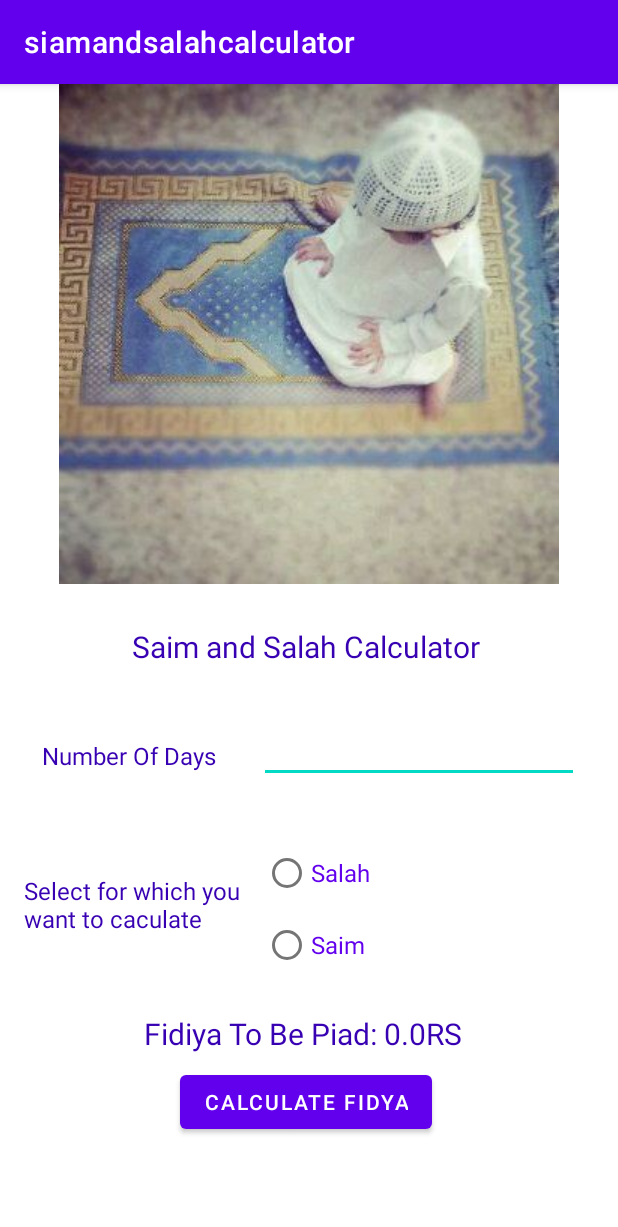
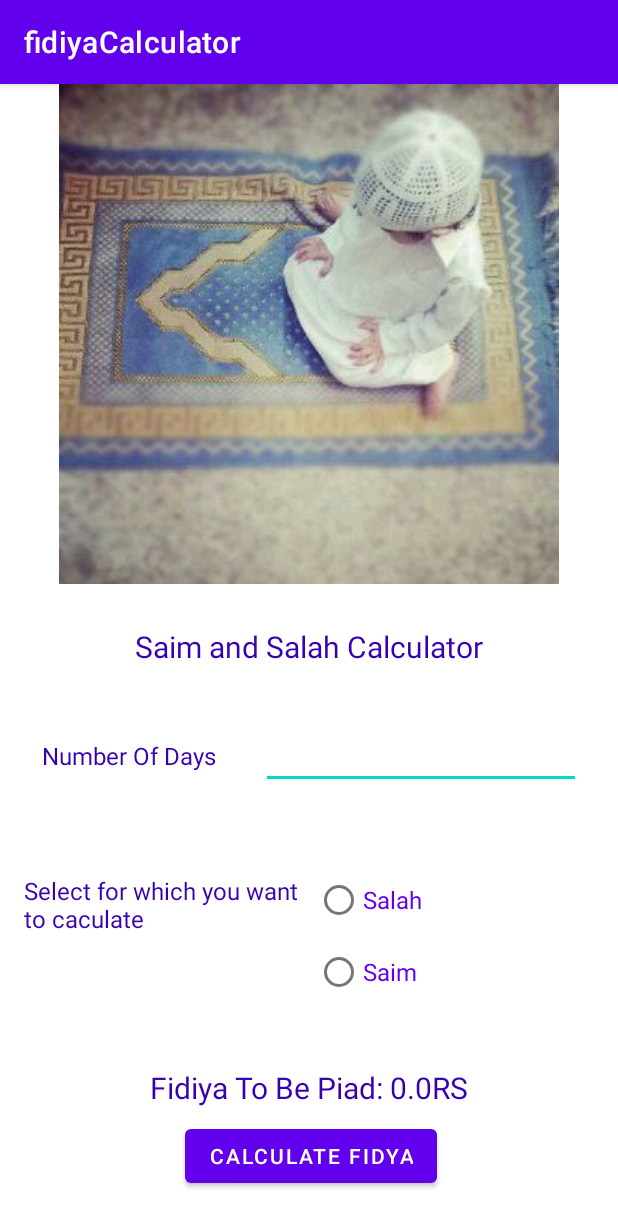
Before and after one commit to iqrasarwar/siamandsalahcalculator, an Android app: the screen it shows after launch (MainActivity), on a phone screen of 412 x 824 dp. Shown: the top 1227 px of the screen. Run offline under Robolectric (Android 15) with nearby library versions, the phone set to English and light mode, and no system bars.

Commit message:
final commit

```diff
--- a/app/src/main/AndroidManifest.xml
+++ b/app/src/main/AndroidManifest.xml
@@ -4,7 +4,7 @@
 
     <application
         android:allowBackup="true"
-        android:icon="@mipmap/ic_launcher"
+        android:icon="@drawable/nimz"
         android:label="@string/app_name"
         android:roundIcon="@mipmap/ic_launcher_round"
         android:supportsRtl="true"
--- a/app/src/main/res/layout/activity_main.xml
+++ b/app/src/main/res/layout/activity_main.xml
@@ -8,24 +8,25 @@
 
     <ImageView
         android:id="@+id/imageView"
-        android:layout_width="match_parent"
+        android:layout_width="0dp"
         android:layout_height="wrap_content"
+        android:layout_marginBottom="28dp"
         app:layout_constraintBottom_toTopOf="@+id/textView"
         app:layout_constraintEnd_toEndOf="parent"
         app:layout_constraintStart_toStartOf="parent"
         app:layout_constraintTop_toTopOf="parent"
-        app:srcCompat="@drawable/nimz"
-        />
+        app:srcCompat="@drawable/nimz" />
 
     <TextView
         android:id="@+id/textView"
         android:layout_width="wrap_content"
         android:layout_height="wrap_content"
-        android:layout_marginStart="88dp"
-        android:layout_marginTop="28dp"
+        android:layout_marginBottom="48dp"
         android:text="Saim and Salah Calculator"
         android:textColor="@color/purple_700"
         android:textSize="20sp"
+        app:layout_constraintBottom_toTopOf="@+id/textView2"
+        app:layout_constraintEnd_toEndOf="parent"
         app:layout_constraintStart_toStartOf="parent"
         app:layout_constraintTop_toBottomOf="@+id/imageView" />
 
@@ -33,35 +34,38 @@
         android:id="@+id/dys"
         android:layout_width="wrap_content"
         android:layout_height="wrap_content"
-        android:layout_marginTop="32dp"
-        android:layout_marginEnd="26dp"
         android:ems="10"
         android:inputType="number"
+        app:layout_constraintBaseline_toBaselineOf="@+id/textView2"
         app:layout_constraintEnd_toEndOf="parent"
-        app:layout_constraintHorizontal_bias="1.0"
-        app:layout_constraintStart_toEndOf="@+id/textView2"
-        app:layout_constraintTop_toBottomOf="@+id/textView" />
+        app:layout_constraintStart_toEndOf="@+id/textView2" />
 
     <TextView
         android:id="@+id/textView2"
         android:layout_width="wrap_content"
         android:layout_height="wrap_content"
-        android:layout_marginStart="28dp"
-        android:layout_marginTop="48dp"
+        android:layout_marginStart="3dp"
+        android:layout_marginEnd="6dp"
+        android:layout_marginBottom="68dp"
         android:text="Number Of Days"
         android:textColor="@color/purple_700"
         android:textSize="16sp"
+        app:layout_constraintBottom_toTopOf="@+id/textView4"
+        app:layout_constraintEnd_toStartOf="@+id/dys"
         app:layout_constraintStart_toStartOf="parent"
         app:layout_constraintTop_toBottomOf="@+id/textView" />
 
     <RadioGroup
         android:id="@+id/grp"
-        android:layout_width="219dp"
+        android:layout_width="0dp"
         android:layout_height="97dp"
-        android:layout_marginTop="36dp"
+        android:layout_marginTop="43dp"
         android:layout_marginEnd="17dp"
+        android:layout_marginBottom="48dp"
+        app:layout_constraintBottom_toBottomOf="@+id/fidiy"
         app:layout_constraintEnd_toEndOf="parent"
-        app:layout_constraintTop_toBottomOf="@+id/dys">
+        app:layout_constraintStart_toEndOf="@+id/textView4"
+        app:layout_constraintTop_toBottomOf="@+id/textView2">
 
         <RadioButton
             android:id="@+id/slh"
@@ -84,33 +88,40 @@
         android:id="@+id/fidiy"
         android:layout_width="wrap_content"
         android:layout_height="wrap_content"
-        android:layout_marginStart="96dp"
-        android:layout_marginTop="20dp"
+        android:layout_marginBottom="8dp"
         android:text="Fidiya To Be Piad: 0.0RS"
         android:textColor="@color/purple_700"
         android:textSize="20sp"
+        app:layout_constraintBottom_toTopOf="@+id/button"
+        app:layout_constraintEnd_toEndOf="parent"
         app:layout_constraintStart_toStartOf="parent"
-        app:layout_constraintTop_toBottomOf="@+id/grp" />
+        app:layout_constraintTop_toBottomOf="@+id/textView4" />
 
     <Button
         android:id="@+id/button"
         android:layout_width="wrap_content"
         android:layout_height="wrap_content"
-        android:layout_marginStart="120dp"
-        android:layout_marginTop="8dp"
+        android:layout_marginStart="122dp"
+        android:layout_marginEnd="119dp"
+        android:layout_marginBottom="29dp"
         android:text="Calculate Fidya"
+        app:layout_constraintBottom_toBottomOf="parent"
+        app:layout_constraintEnd_toEndOf="parent"
         app:layout_constraintStart_toStartOf="parent"
         app:layout_constraintTop_toBottomOf="@+id/fidiy" />
 
     <TextView
         android:id="@+id/textView4"
-        android:layout_width="150dp"
-        android:layout_height="55dp"
+        android:layout_width="0dp"
+        android:layout_height="0dp"
         android:layout_marginStart="16dp"
-        android:layout_marginTop="68dp"
+        android:layout_marginEnd="9dp"
+        android:layout_marginBottom="38dp"
         android:text="Select for which you want to caculate"
         android:textColor="@color/purple_700"
         android:textSize="16sp"
+        app:layout_constraintBottom_toTopOf="@+id/fidiy"
+        app:layout_constraintEnd_toStartOf="@+id/grp"
         app:layout_constraintStart_toStartOf="parent"
         app:layout_constraintTop_toBottomOf="@+id/textView2" />
 
--- a/app/src/main/res/values/strings.xml
+++ b/app/src/main/res/values/strings.xml
@@ -1,3 +1,3 @@
 <resources>
-    <string name="app_name">siamandsalahcalculator</string>
+    <string name="app_name">fidiyaCalculator</string>
 </resources>
```
